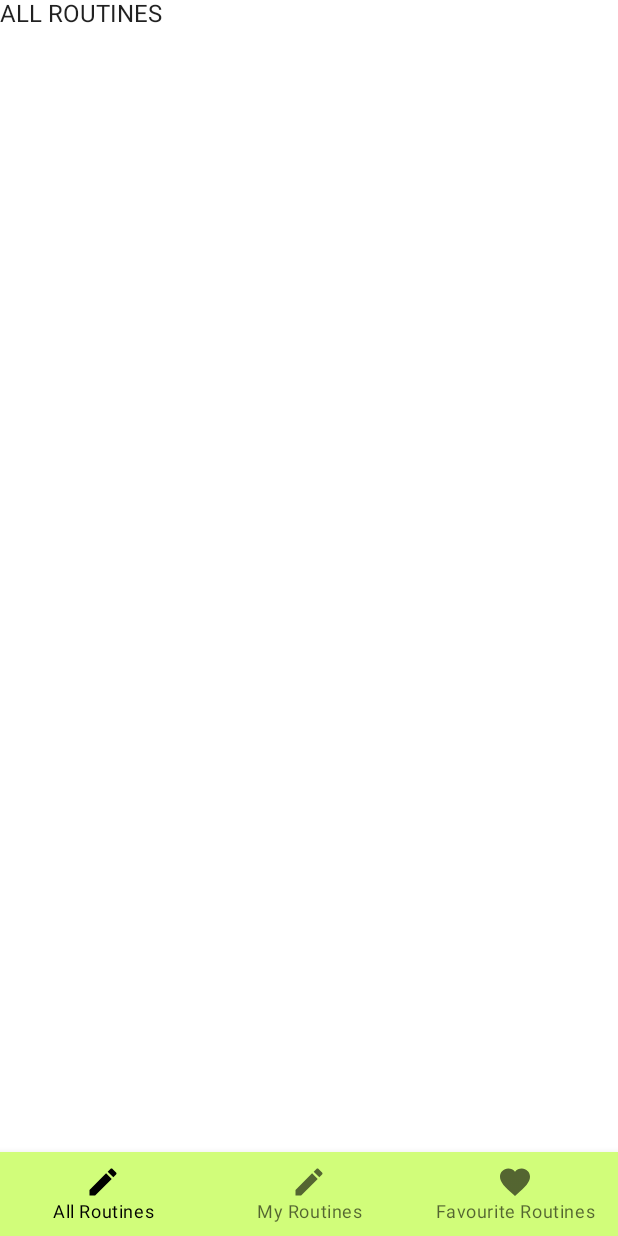
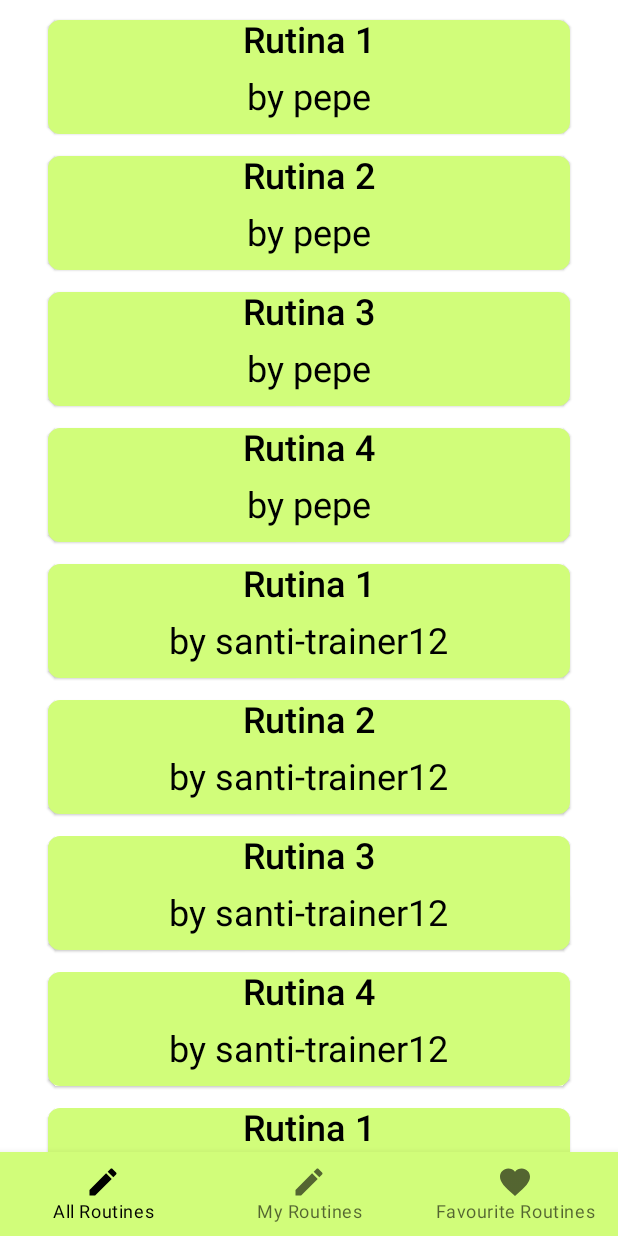
Before and after one commit to magflores/GoGym-mobile, an Android app built with Jetpack Compose: the all_routines_screen screen opened through its navigation route, on a phone screen of 412 x 824 dp. Run offline under Robolectric (Android 15) with nearby library versions, the phone set to English and light mode, and no system bars.

Commit message:
"lazylist", no se ve a la hora de correr la app

```diff
--- a/app/src/main/java/com/example/myapplication/BottomNavigation.kt
+++ b/app/src/main/java/com/example/myapplication/BottomNavigation.kt
@@ -90,6 +90,7 @@ fun AllRoutines(navController: NavController, onNotLoggedIn: () -> Unit) {
         Column(verticalArrangement = Arrangement.Center) {
             Text(text = "ALL ROUTINES")
         }
+        RutinesScreen()
 //        TODO make all routines screen
     }
 }
--- a/app/src/main/java/com/example/myapplication/MainActivity.kt
+++ b/app/src/main/java/com/example/myapplication/MainActivity.kt
@@ -12,8 +12,10 @@ import androidx.compose.ui.Modifier
 import androidx.compose.ui.graphics.Color
 import androidx.compose.ui.res.painterResource
 import androidx.compose.ui.res.stringResource
+import androidx.compose.ui.text.font.FontWeight
 import androidx.compose.ui.tooling.preview.Preview
 import androidx.compose.ui.unit.dp
+import androidx.compose.ui.unit.sp
 import androidx.navigation.compose.rememberNavController
 import com.example.myapplication.ui.theme.MyApplicationTheme
 
@@ -76,8 +78,6 @@ fun StyledTextField(labelText: String) {
 @Composable
 fun IconTitleSubTitle(title: String, mySubTitle: String) {
     Icon(
-        // TODO: change size
-
 //        imageVector = Icons.Filled.Favorite,
 //        painter = painterResource(id = R.drawable.ic_launcher_background),
         painter = painterResource(id = R.drawable.logo2docuatri),
@@ -86,11 +86,15 @@ fun IconTitleSubTitle(title: String, mySubTitle: String) {
     )
     Text(
         text = title,
+        fontWeight = FontWeight.Bold,
+        fontSize = 26.sp
 //        TODO: style = TextStyle(color = Color.Blue, fontWeight = FontWeight.Bold),
 //        modifier = Modifier.padding(16.dp)
     )
     Text(
         text = mySubTitle,
+        fontWeight = FontWeight.Bold,
+        fontSize = 26.sp,
         color = MaterialTheme.colors.secondary
 //        modifier = Modifier.padding(16.dp)
     )
@@ -120,12 +124,13 @@ fun LogIn() {
             ) {
                 IconTitleSubTitle(title = "GoGym!",
                     mySubTitle = stringResource(id = R.string.log_in))
+
                 StyledTextField(stringResource(id = R.string.e_mail_label_to_complete))
                 StyledTextField(stringResource(id = R.string.password_label_to_complete))
+
                 ButtonPlusTextBelow(
                     stringResource(id = R.string.enter_button),
                     stringResource(id  = R.string.forgot_password))
-                RutineCard(stringRutineName = "aaaaaaaaaaaaaaaaaaaaaa", stringAuthorRutine = "bbbbbbbbbb")
             }
         }
     }
@@ -138,10 +143,16 @@ fun ButtonPlusTextBelow(buttonText: String, textBelow: String) {
         colors = ButtonDefaults.buttonColors(
             backgroundColor = MaterialTheme.colors.secondary)
     ) {
-        Text(text = buttonText)
+        Text(text = buttonText,
+            fontWeight = FontWeight.Bold,
+            fontSize = 20.sp
+        )
     }
     // TODO link
-    Text(text = textBelow)
+    Text(text = textBelow,
+//        fontWeight = FontWeight.Bold,
+        fontSize = 18.sp
+    )
 }
 
 @Composable
@@ -177,10 +188,10 @@ fun JoinUs() {
 fun RutineCard(stringRutineName: String, stringAuthorRutine: String) {
 //    TODO: no esta quedando bien el tamaño de la card con respecto a su contenido
     Card(shape = RoundedCornerShape(24.dp),
-        modifier = Modifier
-            .size(1000.dp, 80.dp) //TODO chequear pero creo que va bien este tamaño
-            .padding(0.dp, 26.dp)
-        ,
+//        modifier = Modifier
+//            .size(1000.dp, 80.dp) //TODO chequear pero creo que va bien este tamaño
+//            .padding(0.dp, 26.dp)
+//        ,
         backgroundColor = MaterialTheme.colors.primary) {
         Column(
 //            modifier = Modifier.padding(10.dp),
--- /dev/null
+++ b/app/src/main/java/com/example/myapplication/RutinesScreen.kt
@@ -0,0 +1,111 @@
+package com.example.myapplication
+
+import android.graphics.ColorSpace
+import androidx.compose.foundation.Image
+import androidx.compose.foundation.background
+import androidx.compose.foundation.layout.*
+import androidx.compose.foundation.lazy.LazyColumn
+import androidx.compose.foundation.lazy.LazyRow
+import androidx.compose.foundation.lazy.items
+import androidx.compose.foundation.shape.RoundedCornerShape
+import androidx.compose.material.Card
+import androidx.compose.material.MaterialTheme
+import androidx.compose.material.Surface
+import androidx.compose.material.Text
+import androidx.compose.runtime.Composable
+import androidx.compose.ui.Alignment
+import androidx.compose.ui.Modifier
+import androidx.compose.ui.graphics.Color
+import androidx.compose.ui.text.font.FontWeight
+import androidx.compose.ui.tooling.preview.Preview
+import androidx.compose.ui.unit.dp
+import androidx.compose.ui.unit.sp
+import com.example.myapplication.ui.theme.MyApplicationTheme
+
+data class RutineList(val title: String, val subTitle: String)
+
+@Composable
+fun ListRow(model: RutineList){
+    Row(
+        verticalAlignment = Alignment.CenterVertically,
+        modifier = Modifier
+            .wrapContentHeight()
+    ) {
+//        Column(
+//            horizontalAlignment = Alignment.CenterHorizontally
+//        ) {
+            Card(
+                shape = RoundedCornerShape(8.dp),
+                modifier = Modifier
+                    .fillMaxWidth()
+                    .padding(16.dp,5.dp),
+                backgroundColor = MaterialTheme.colors.primary
+            ) {
+                Column(
+                    horizontalAlignment = Alignment.CenterHorizontally,
+//                    verticalArrangement = Arrangement.Center
+                ) {
+                    Text(
+                        modifier = Modifier.padding(5.dp,0.dp),
+                        text = model.title,
+                        fontSize = 24.sp,
+                        fontWeight = FontWeight.SemiBold,
+                        color = Color.Black
+                    )
+                    Text(
+                        modifier = Modifier.padding(10.dp,10.dp),
+                        text = model.subTitle,
+                        fontSize = 24.sp,
+//            fontWeight = FontWeight.SemiBold,
+                        color = Color.Black
+                    )
+                }
+            }
+//        }
+    }
+}
+
+private val rutineList = mutableListOf<RutineList>()
+
+@Composable
+fun RutinesScreen(){
+    rutineList.add(RutineList("Rutina 1", "by pepe"))
+    rutineList.add(RutineList("Rutina 2", "by pepe"))
+    rutineList.add(RutineList("Rutina 3", "by pepe"))
+    rutineList.add(RutineList("Rutina 4", "by pepe"))
+    rutineList.add(RutineList("Rutina 1", "by santi-trainer12"))
+    rutineList.add(RutineList("Rutina 2", "by santi-trainer12"))
+    rutineList.add(RutineList("Rutina 3", "by santi-trainer12"))
+    rutineList.add(RutineList("Rutina 4", "by santi-trainer12"))
+    rutineList.add(RutineList("Rutina 1", "by juan"))
+    rutineList.add(RutineList("Rutina 2", "by juan"))
+    rutineList.add(RutineList("Rutina 3", "by juan"))
+    rutineList.add(RutineList("Rutina 4", "by juan"))
+    Surface(
+        modifier = Modifier.fillMaxSize(),
+        color = MaterialTheme.colors.background
+    ) {
+        LazyColumn(
+            horizontalAlignment = Alignment.CenterHorizontally,
+            verticalArrangement = Arrangement
+                .spacedBy(4.dp),
+            contentPadding = PaddingValues(horizontal = 16.dp, vertical = 8.dp),
+            modifier = Modifier
+                .fillMaxSize()
+                .background(Color.White)
+        ){
+            items(rutineList) {
+                model -> ListRow(model = model)
+            }
+        }
+    }
+}
+
+
+@Preview(showBackground = true)
+@Composable
+fun DefaultPreviewRutinesScreen() {
+    MyApplicationTheme {
+        RutinesScreen()
+    }
+}
--- a/app/src/main/java/com/example/myapplication/RutinesView.kt
+++ /dev/null
@@ -1,17 +0,0 @@
-package com.example.myapplication
-
-import androidx.compose.foundation.layout.fillMaxSize
-import androidx.compose.material.MaterialTheme
-import androidx.compose.material.Surface
-import androidx.compose.runtime.Composable
-import androidx.compose.ui.Modifier
-
-@Composable
-fun RutinesView(){
-    Surface(
-        modifier = Modifier.fillMaxSize(),
-        color = MaterialTheme.colors.background
-    ) {
-
-    }
-}
```
